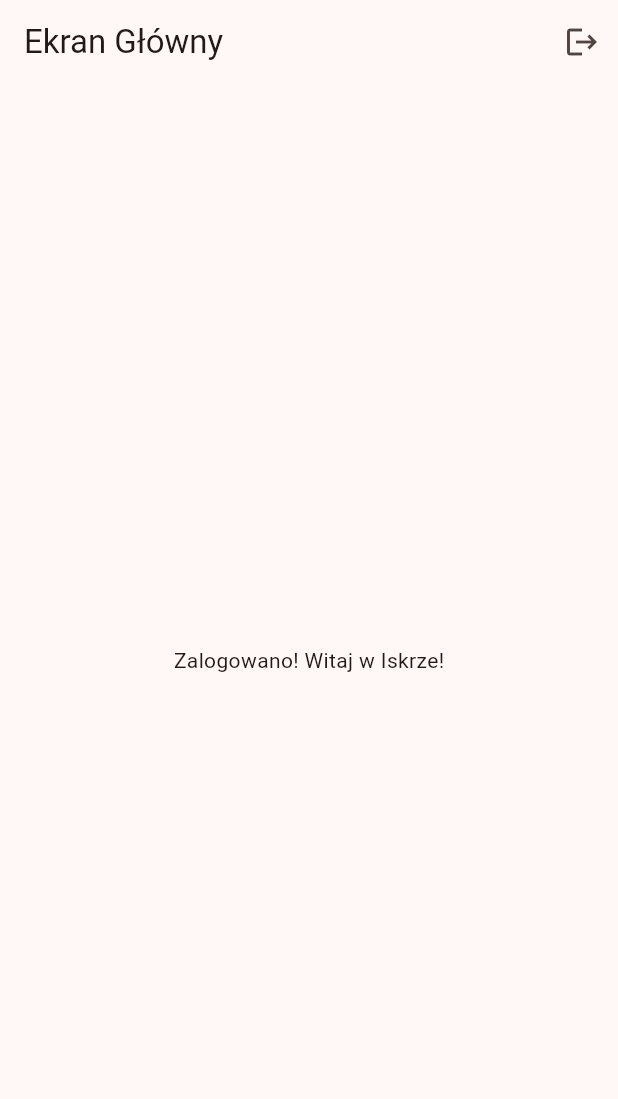
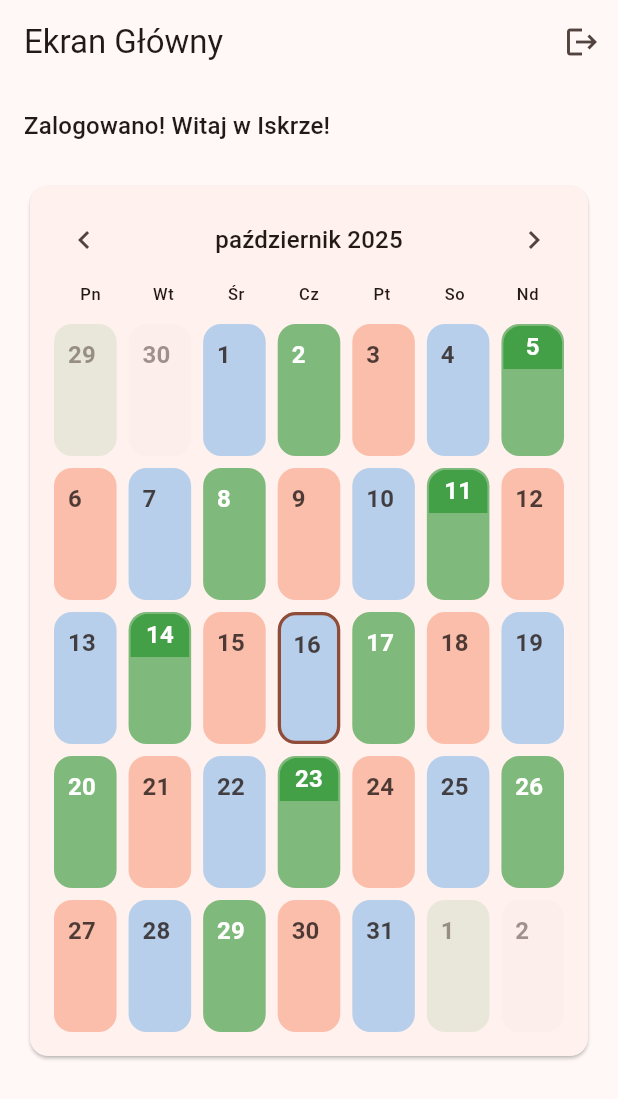
Before and after one commit to kroxon/Spark, a Flutter app: the screen it shows once a user with an empty profile is signed in, on a phone screen of 412 x 824 dp. Shown: the top 1099 px of the screen. Run offline on Flutter 3.47's test engine with Material 3 defaults, Android fonts, the light colour scheme and no system bars; our stand-ins replace firebase_auth, firebase_core, flutter_riverpod, flutter_signin_button, google_sign_in; accounts and stored records are empty; generated files the repository leaves out were written again.

Commit message:
feat(calendar): Scaffold calendar component

```diff
--- /dev/null
+++ b/lib/features/auth/models/user_profile.dart
@@ -0,0 +1,31 @@
+import 'package:iskra/features/calendar/models/shift_color_palette.dart';
+
+class UserProfile {
+  final String uid;
+  final String email;
+  final String subscriptionPlan;
+  final List<ShiftAssignment> shiftHistory;
+  final double standardVacationHours; // Urlop wypoczynkowy (etatowy)
+  final double additionalVacationHours; // Urlop dodatkowy
+  final ShiftColorPalette shiftColorPalette;
+
+  UserProfile({
+    required this.uid,
+    required this.email,
+    required this.subscriptionPlan,
+    required this.shiftHistory,
+    required this.standardVacationHours,
+    required this.additionalVacationHours,
+    ShiftColorPalette? shiftColorPalette,
+  }) : shiftColorPalette = shiftColorPalette ?? ShiftColorPalette.defaults;
+}
+
+class ShiftAssignment {
+  final int shiftId; // Numer zmiany (1, 2, lub 3)
+  final DateTime startDate; // Data, od której ten przydział obowiązuje
+
+  ShiftAssignment({
+    required this.shiftId,
+    required this.startDate,
+  });
+}
--- /dev/null
+++ b/lib/features/calendar/models/calendar_entry.dart
@@ -0,0 +1,41 @@
+enum EntryType {
+  dayOff,
+  overtime,
+  sickLeave80,
+  sickLeave100,
+  delegation,
+  bloodDonation,
+  vacationStandard,
+  vacationAdditional,
+  custom,
+}
+
+//This class will hold copied data from the custom type.
+// Even if the user changes the definition of "Paternity Leave"
+// in the future, historical entries will remain unchanged.
+class CustomAbsenceDetails {
+  final String name;
+  final int payoutPercentage;
+
+  CustomAbsenceDetails({required this.name, required this.payoutPercentage});
+}
+
+class CalendarEntry {
+  final String id;
+  final DateTime date;
+  final EntryType entryType;
+  final bool isScheduledDay;
+  final double? hours;
+  final String? notes;
+  final CustomAbsenceDetails? customDetails;
+
+  CalendarEntry({
+    required this.id,
+    required this.date,
+    required this.entryType,
+    required this.isScheduledDay,
+    this.hours,
+    this.notes,
+    this.customDetails,
+  });
+}
--- /dev/null
+++ b/lib/features/calendar/models/custom_absence_type.dart
@@ -0,0 +1,11 @@
+class CustomAbsenceType {
+  final String id;
+  final String name;
+  final int payoutPercentage;
+
+  CustomAbsenceType({
+    required this.id,
+    required this.name,
+    required this.payoutPercentage,
+  });
+}
--- /dev/null
+++ b/lib/features/calendar/models/shift_color_palette.dart
@@ -0,0 +1,44 @@
+import 'package:flutter/material.dart';
+
+class ShiftColorPalette {
+  const ShiftColorPalette({
+    required this.shift1,
+    required this.shift2,
+    required this.shift3,
+  });
+
+  final Color shift1;
+  final Color shift2;
+  final Color shift3;
+
+  static const ShiftColorPalette defaults = ShiftColorPalette(
+    shift1: Color(0xFF1E88E5),
+    shift2: Color(0xFF43A047),
+    shift3: Color(0xFFF4511E),
+  );
+
+  Color colorForShift(int shiftId) {
+    switch (shiftId) {
+      case 1:
+        return shift1;
+      case 2:
+        return shift2;
+      case 3:
+        return shift3;
+      default:
+        return shift1;
+    }
+  }
+
+  ShiftColorPalette copyWith({
+    Color? shift1,
+    Color? shift2,
+    Color? shift3,
+  }) {
+    return ShiftColorPalette(
+      shift1: shift1 ?? this.shift1,
+      shift2: shift2 ?? this.shift2,
+      shift3: shift3 ?? this.shift3,
+    );
+  }
+}
--- /dev/null
+++ b/lib/features/calendar/utils/shift_cycle_calculator.dart
@@ -0,0 +1,51 @@
+import 'package:iskra/features/auth/models/user_profile.dart';
+
+DateTime _dateOnly(DateTime value) => DateTime(value.year, value.month, value.day);
+
+class ShiftCycleCalculator {
+  ShiftCycleCalculator({
+    DateTime? anchorDate,
+    this.anchorShiftId = 2,
+  }) : anchorDate = anchorDate ?? defaultAnchorDate;
+
+  final DateTime anchorDate;
+  final int anchorShiftId;
+
+  static final DateTime defaultAnchorDate = DateTime(2025, 11, 1);
+
+  int shiftOn(DateTime date) {
+    final target = _dateOnly(date);
+    final anchor = _dateOnly(anchorDate);
+    final difference = target.difference(anchor).inDays;
+    final rotation = ((difference % 3) + 3) % 3;
+    final shiftIndex = (anchorShiftId - 1 + rotation) % 3;
+    return shiftIndex + 1;
+  }
+
+  ShiftAssignment? assignmentForDate(
+    DateTime date,
+    List<ShiftAssignment> sortedHistory,
+  ) {
+    final target = _dateOnly(date);
+    ShiftAssignment? active;
+    for (final assignment in sortedHistory) {
+      final start = _dateOnly(assignment.startDate);
+      if (start.isAfter(target)) {
+        break;
+      }
+      active = assignment;
+    }
+    return active;
+  }
+
+  bool isScheduledDayForUser(
+    DateTime date,
+    List<ShiftAssignment> sortedHistory,
+  ) {
+    final assignment = assignmentForDate(date, sortedHistory);
+    if (assignment == null) {
+      return false;
+    }
+    return shiftOn(date) == assignment.shiftId;
+  }
+}
--- /dev/null
+++ b/lib/features/calendar/widgets/shift_month_calendar.dart
@@ -0,0 +1,362 @@
+import 'package:flutter/foundation.dart';
+import 'package:flutter/material.dart';
+import 'package:iskra/features/auth/models/user_profile.dart';
+import 'package:iskra/features/calendar/models/calendar_entry.dart';
+import 'package:iskra/features/calendar/utils/shift_cycle_calculator.dart';
+
+class ShiftMonthCalendar extends StatefulWidget {
+  const ShiftMonthCalendar({
+    super.key,
+    required this.initialMonth,
+    required this.userProfile,
+    required this.entries,
+    required this.shiftCycleCalculator,
+    this.onDaySelected,
+    this.onMonthChanged,
+    this.showMonthNavigation = true,
+  });
+
+  final DateTime initialMonth;
+  final UserProfile userProfile;
+  final List<CalendarEntry> entries;
+  final ShiftCycleCalculator shiftCycleCalculator;
+  final ValueChanged<DateTime>? onDaySelected;
+  final ValueChanged<DateTime>? onMonthChanged;
+  final bool showMonthNavigation;
+
+  @override
+  State<ShiftMonthCalendar> createState() => _ShiftMonthCalendarState();
+}
+
+class _ShiftMonthCalendarState extends State<ShiftMonthCalendar> {
+  static const double _tileHeight = 96;
+  late DateTime _visibleMonth;
+  late List<ShiftAssignment> _sortedShiftHistory;
+  late Map<DateTime, List<CalendarEntry>> _entriesByDate;
+  DateTime? _selectedDay;
+
+  @override
+  void initState() {
+    super.initState();
+    _visibleMonth = DateTime(widget.initialMonth.year, widget.initialMonth.month);
+    _buildShiftHistory();
+    _buildEntries();
+  }
+
+  @override
+  void didUpdateWidget(covariant ShiftMonthCalendar oldWidget) {
+    super.didUpdateWidget(oldWidget);
+    if (widget.initialMonth.year != oldWidget.initialMonth.year ||
+        widget.initialMonth.month != oldWidget.initialMonth.month) {
+      _visibleMonth = DateTime(widget.initialMonth.year, widget.initialMonth.month);
+    }
+
+    if (!identical(widget.userProfile, oldWidget.userProfile) ||
+        widget.userProfile.shiftHistory.length != oldWidget.userProfile.shiftHistory.length) {
+      _buildShiftHistory();
+    }
+
+    if (!identical(widget.entries, oldWidget.entries) ||
+        !listEquals(widget.entries, oldWidget.entries)) {
+      _buildEntries();
+    }
+  }
+
+  void _buildShiftHistory() {
+    _sortedShiftHistory = List<ShiftAssignment>.from(widget.userProfile.shiftHistory)
+      ..sort((a, b) => a.startDate.compareTo(b.startDate));
+  }
+
+  void _buildEntries() {
+    _entriesByDate = <DateTime, List<CalendarEntry>>{};
+    for (final entry in widget.entries) {
+      final day = DateUtils.dateOnly(entry.date);
+      final list = _entriesByDate.putIfAbsent(day, () => <CalendarEntry>[]);
+      list.add(entry);
+    }
+  }
+
+  @override
+  Widget build(BuildContext context) {
+  final theme = Theme.of(context);
+  final headerLabel = _polishMonthLabel(_visibleMonth);
+  final weekdayLabels = _polishWeekdayLabels();
+    final days = _daysInVisibleMonth();
+
+    return Column(
+      crossAxisAlignment: CrossAxisAlignment.start,
+      children: [
+        if (widget.showMonthNavigation)
+          Row(
+            children: [
+              IconButton(
+                icon: const Icon(Icons.chevron_left),
+                onPressed: _goToPreviousMonth,
+              ),
+              Expanded(
+                child: Text(
+                  headerLabel,
+                  style: theme.textTheme.titleMedium,
+                  textAlign: TextAlign.center,
+                ),
+              ),
+              IconButton(
+                icon: const Icon(Icons.chevron_right),
+                onPressed: _goToNextMonth,
+              ),
+            ],
+          )
+        else
+          Padding(
+            padding: const EdgeInsets.only(bottom: 12),
+            child: Text(
+              headerLabel,
+              style: theme.textTheme.titleMedium,
+            ),
+          ),
+        Padding(
+          padding: const EdgeInsets.symmetric(horizontal: 4, vertical: 4),
+          child: Row(
+            mainAxisAlignment: MainAxisAlignment.spaceBetween,
+            children: weekdayLabels
+                .map(
+                  (day) => Expanded(
+                    child: Center(
+                      child: Text(
+                        day,
+                        style: theme.textTheme.labelSmall,
+                      ),
+                    ),
+                  ),
+                )
+                .toList(),
+          ),
+        ),
+        const SizedBox(height: 4),
+        LayoutBuilder(
+          builder: (context, constraints) {
+            final cellWidth = constraints.maxWidth / 7;
+            final columnWidths = <int, TableColumnWidth>{
+              for (var i = 0; i < 7; i++) i: FixedColumnWidth(cellWidth),
+            };
+            return Table(
+              columnWidths: columnWidths,
+              defaultVerticalAlignment: TableCellVerticalAlignment.middle,
+              children: _buildRows(days, theme, cellWidth),
+            );
+          },
+        ),
+      ],
+    );
+  }
+
+  List<DateTime> _daysInVisibleMonth() {
+    final first = DateTime(_visibleMonth.year, _visibleMonth.month, 1);
+    final last = DateTime(_visibleMonth.year, _visibleMonth.month + 1, 0);
+    final leading = (first.weekday + 6) % 7;
+    final trailing = 6 - ((last.weekday + 6) % 7);
+    final start = first.subtract(Duration(days: leading));
+    final end = last.add(Duration(days: trailing));
+
+    final days = <DateTime>[];
+    for (DateTime day = start; !day.isAfter(end); day = day.add(const Duration(days: 1))) {
+      days.add(day);
+    }
+    return days;
+  }
+
+  List<String> _polishWeekdayLabels() {
+    return const <String>['Pn', 'Wt', 'Śr', 'Cz', 'Pt', 'So', 'Nd'];
+  }
+
+  String _polishMonthLabel(DateTime month) {
+    const months = <String>[
+      'styczeń',
+      'luty',
+      'marzec',
+      'kwiecień',
+      'maj',
+      'czerwiec',
+      'lipiec',
+      'sierpień',
+      'wrzesień',
+      'październik',
+      'listopad',
+      'grudzień',
+    ];
+    final index = month.month - 1;
+    final monthName = (index >= 0 && index < months.length) ? months[index] : '';
+    return '$monthName ${month.year}';
+  }
+
+  List<TableRow> _buildRows(List<DateTime> days, ThemeData theme, double cellWidth) {
+    final rows = <TableRow>[];
+    for (var i = 0; i < days.length; i += 7) {
+      final week = days.sublist(i, i + 7);
+      rows.add(
+        TableRow(
+          children: week.map((day) => _buildCell(day, theme, cellWidth)).toList(),
+        ),
+      );
+    }
+    return rows;
+  }
+
+  Widget _buildCell(DateTime day, ThemeData theme, double cellWidth) {
+    final colors = theme.colorScheme;
+    final dateOnly = DateUtils.dateOnly(day);
+    final isCurrentMonth = dateOnly.year == _visibleMonth.year && dateOnly.month == _visibleMonth.month;
+    final isSelected = _selectedDay != null && DateUtils.isSameDay(_selectedDay, dateOnly);
+    final isToday = DateUtils.isSameDay(DateTime.now(), dateOnly);
+    final onDuty = widget.shiftCycleCalculator.isScheduledDayForUser(dateOnly, _sortedShiftHistory);
+    final shiftOnDuty = widget.shiftCycleCalculator.shiftOn(dateOnly);
+    final entries = _entriesByDate[dateOnly] ?? const <CalendarEntry>[];
+    final hasEntry = entries.isNotEmpty;
+    final plannedOff = onDuty && entries.any(
+      (entry) => entry.entryType == EntryType.dayOff ||
+          entry.entryType == EntryType.vacationStandard ||
+          entry.entryType == EntryType.vacationAdditional,
+    );
+    final dutyColor = widget.userProfile.shiftColorPalette.colorForShift(shiftOnDuty);
+
+    Color backgroundColor;
+    if (isCurrentMonth) {
+      if (onDuty) {
+        backgroundColor = dutyColor.withValues(alpha: 0.68);
+      } else {
+        backgroundColor = dutyColor.withValues(alpha: 0.32);
+      }
+    } else {
+      if (onDuty) {
+        backgroundColor = dutyColor.withValues(alpha: 0.12);
+      } else if (hasEntry) {
+        backgroundColor = colors.secondaryContainer.withValues(alpha: 0.18);
+      } else {
+        backgroundColor = colors.surfaceContainerHighest.withValues(alpha: 0.18);
+      }
+    }
+
+    final borderColor = isToday ? colors.primary : Colors.transparent;
+    final borderWidth = isToday ? 2.2 : 1.2;
+    Color textColor;
+    if (isCurrentMonth && onDuty) {
+      textColor = _contrastingTextColor(backgroundColor, colors);
+    } else if (isCurrentMonth) {
+      textColor = colors.onSurface.withValues(alpha: 0.8);
+    } else {
+      textColor = colors.onSurfaceVariant.withValues(alpha: 0.55);
+    }
+    final shadowColor = isSelected ? colors.primary.withValues(alpha: 0.2) : Colors.transparent;
+    final overlayTextColor = _contrastingTextColor(dutyColor, colors);
+    final overlayHeight = _tileHeight * 0.3;
+
+    return SizedBox(
+      width: cellWidth,
+      height: _tileHeight,
+      child: Padding(
+        padding: const EdgeInsets.all(4),
+        child: InkWell(
+          borderRadius: BorderRadius.circular(12),
+          onTap: () => _handleDayTap(dateOnly),
+          child: Ink(
+            decoration: BoxDecoration(
+              color: backgroundColor,
+              borderRadius: BorderRadius.circular(12),
+              border: Border.all(color: borderColor, width: borderWidth),
+              boxShadow: shadowColor == Colors.transparent
+                  ? null
+                  : [
+                      BoxShadow(
+                        color: shadowColor,
+                        blurRadius: 8,
+                        spreadRadius: 1,
+                      ),
+                    ],
+            ),
+            padding: EdgeInsets.zero,
+            child: ClipRRect(
+              borderRadius: BorderRadius.circular(12),
+              child: Stack(
+                fit: StackFit.expand,
+                children: [
+                  if (plannedOff)
+                    Positioned(
+                      top: 0,
+                      left: 0,
+                      right: 0,
+                      height: overlayHeight,
+                      child: Container(
+                        color: dutyColor,
+                        alignment: Alignment.center,
+                        child: Text(
+                          '${dateOnly.day}',
+                          style: theme.textTheme.titleMedium?.copyWith(
+                            color: overlayTextColor,
+                            fontWeight: FontWeight.w700,
+                          ),
+                        ),
+                      ),
+                    ),
+                  Padding(
+                    padding: const EdgeInsets.all(8),
+                    child: Column(
+                      crossAxisAlignment: CrossAxisAlignment.stretch,
+                      mainAxisAlignment: MainAxisAlignment.start,
+                      children: [
+                        if (!plannedOff)
+                          Align(
+                            alignment: Alignment.topLeft,
+                            child: Text(
+                              '${dateOnly.day}',
+                              style: theme.textTheme.titleMedium?.copyWith(
+                                color: textColor,
+                                fontWeight: FontWeight.w600,
+                              ),
+                            ),
+                          ),
+                        const Spacer(),
+                      ],
+                    ),
+                  ),
+                ],
+              ),
+            ),
+          ),
+        ),
+      ),
+    );
+  }
+
+  Color _contrastingTextColor(Color background, ColorScheme scheme) {
+    final luminance = background.computeLuminance();
+    if (luminance < 0.35) {
+      return Colors.white;
+    }
+    if (luminance < 0.65) {
+      return scheme.onPrimaryContainer;
+    }
+    return scheme.onSurface;
+  }
+
+  void _handleDayTap(DateTime day) {
+    setState(() {
+      _selectedDay = day;
+    });
+    widget.onDaySelected?.call(day);
+  }
+
+  void _goToPreviousMonth() {
+    setState(() {
+      _visibleMonth = DateTime(_visibleMonth.year, _visibleMonth.month - 1);
+      widget.onMonthChanged?.call(_visibleMonth);
+    });
+  }
+
+  void _goToNextMonth() {
+    setState(() {
+      _visibleMonth = DateTime(_visibleMonth.year, _visibleMonth.month + 1);
+      widget.onMonthChanged?.call(_visibleMonth);
+    });
+  }
+
+}
--- a/lib/features/home/home_page.dart
+++ b/lib/features/home/home_page.dart
@@ -1,11 +1,20 @@
 import 'package:firebase_auth/firebase_auth.dart';
 import 'package:flutter/material.dart';
+import 'package:iskra/features/auth/models/user_profile.dart';
+import 'package:iskra/features/calendar/models/calendar_entry.dart';
+import 'package:iskra/features/calendar/utils/shift_cycle_calculator.dart';
+import 'package:iskra/features/calendar/widgets/shift_month_calendar.dart';
 
 class HomePage extends StatelessWidget {
   const HomePage({super.key});
 
   @override
   Widget build(BuildContext context) {
+    final cycle = ShiftCycleCalculator();
+    final profile = _sampleProfile();
+    final entries = _sampleEntries(cycle, profile);
+    final now = DateTime.now();
+
     return Scaffold(
       appBar: AppBar(
         title: const Text('Ekran Główny'),
@@ -18,9 +27,123 @@ class HomePage extends StatelessWidget {
           ),
         ],
       ),
-      body: Center(
-        child: Text('Zalogowano! Witaj w Iskrze!'),
+      body: SingleChildScrollView(
+        padding: const EdgeInsets.all(16),
+        child: Column(
+          crossAxisAlignment: CrossAxisAlignment.stretch,
+          children: [
+            Text(
+              'Zalogowano! Witaj w Iskrze!',
+              style: Theme.of(context).textTheme.titleMedium,
+            ),
+            const SizedBox(height: 24),
+            Card(
+              elevation: 1,
+              child: Padding(
+                padding: const EdgeInsets.all(12),
+                child: ShiftMonthCalendar(
+                  initialMonth: DateTime(now.year, now.month),
+                  userProfile: profile,
+                  entries: entries,
+                  shiftCycleCalculator: cycle,
+                  onDaySelected: (selectedDay) {
+                    // TODO(pk): Hook up to detail view once implemented.
+                  },
+                ),
+              ),
+            ),
+          ],
+        ),
       ),
     );
   }
 }
+
+UserProfile _sampleProfile() {
+  return UserProfile(
+    uid: 'demo-user',
+    email: 'demo@iskra.app',
+    subscriptionPlan: 'free',
+    shiftHistory: [
+      ShiftAssignment(
+        shiftId: 2,
+        startDate: DateTime(2024, 1, 1),
+      ),
+    ],
+    standardVacationHours: 208,
+    additionalVacationHours: 104,
+  );
+}
+
+List<CalendarEntry> _sampleEntries(ShiftCycleCalculator cycle, UserProfile profile) {
+  final sortedHistory = List<ShiftAssignment>.from(profile.shiftHistory)
+    ..sort((a, b) => a.startDate.compareTo(b.startDate));
+  final today = DateUtils.dateOnly(DateTime.now());
+  final currentMonth = DateTime(today.year, today.month, 1);
+  final monthEnd = DateTime(currentMonth.year, currentMonth.month + 1, 0);
+
+  final dutyDays = <DateTime>[];
+  for (DateTime day = currentMonth;
+      !day.isAfter(monthEnd);
+      day = day.add(const Duration(days: 1))) {
+    if (cycle.isScheduledDayForUser(day, sortedHistory)) {
+      dutyDays.add(day);
+    }
+  }
+
+  if (dutyDays.isEmpty) {
+    return const <CalendarEntry>[];
+  }
+
+  final sampleEntries = <CalendarEntry>[];
+  final skipIndices = <int>{1, 4, 7};
+
+  for (var i = 0; i < dutyDays.length; i++) {
+    final day = dutyDays[i];
+    if (skipIndices.contains(i)) {
+      sampleEntries.add(
+        CalendarEntry(
+          id: _entryId(day),
+          date: day,
+          entryType: EntryType.dayOff,
+          isScheduledDay: true,
+          notes: 'Zmiana odpuszczona wg grafiku',
+        ),
+      );
+    }
+  }
+
+  final vacationDay = dutyDays.elementAt(dutyDays.length > 3 ? 3 : 0);
+  sampleEntries.add(
+    CalendarEntry(
+      id: _entryId(vacationDay),
+      date: vacationDay,
+      entryType: EntryType.vacationStandard,
+      isScheduledDay: true,
+      notes: 'Urlop etatowy',
+    ),
+  );
+
+  final customDay = currentMonth.add(const Duration(days: 5));
+  sampleEntries.add(
+    CalendarEntry(
+      id: _entryId(customDay),
+      date: customDay,
+      entryType: EntryType.custom,
+      isScheduledDay: false,
+      customDetails: CustomAbsenceDetails(
+        name: 'Szkolenie',
+        payoutPercentage: 100,
+      ),
+    ),
+  );
+
+  return sampleEntries;
+}
+
+String _entryId(DateTime date) {
+  final normalized = DateUtils.dateOnly(date);
+  final month = normalized.month.toString().padLeft(2, '0');
+  final day = normalized.day.toString().padLeft(2, '0');
+  return '${normalized.year}-$month-$day';
+}
--- a/lib/main.dart
+++ b/lib/main.dart
@@ -1,14 +1,17 @@
+import 'package:firebase_core/firebase_core.dart';
 import 'package:flutter/material.dart';
-import 'package:firebase_core/firebase_core.dart';
+import 'package:flutter_localizations/flutter_localizations.dart';
 import 'package:flutter_riverpod/flutter_riverpod.dart';
 import 'package:iskra/features/auth/widgets/auth_gate.dart';
 import 'firebase_options.dart';
+import 'package:intl/intl.dart';
 
 void main() async {
   WidgetsFlutterBinding.ensureInitialized();
   await Firebase.initializeApp(
     options: DefaultFirebaseOptions.currentPlatform,
   );
+  Intl.defaultLocale = 'pl_PL';
 
   runApp(const ProviderScope(
     child: MyApp(),
@@ -26,6 +29,15 @@ class MyApp extends StatelessWidget {
         colorScheme: ColorScheme.fromSeed(seedColor: Colors.deepOrange),
         useMaterial3: true,
       ),
+      locale: const Locale('pl', 'PL'),
+      supportedLocales: const [
+        Locale('pl', 'PL'),
+      ],
+      localizationsDelegates: const [
+        GlobalMaterialLocalizations.delegate,
+        GlobalWidgetsLocalizations.delegate,
+        GlobalCupertinoLocalizations.delegate,
+      ],
       home: const AuthGate(),
     );
   }
--- a/pubspec.yaml
+++ b/pubspec.yaml
@@ -30,6 +30,8 @@ environment:
 dependencies:
   flutter:
     sdk: flutter
+  flutter_localizations:
+    sdk: flutter
 
   # The following adds the Cupertino Icons font to your application.
   # Use with the CupertinoIcons class for iOS style icons.
@@ -40,6 +42,7 @@ dependencies:
   flutter_riverpod: ^3.0.3
   google_sign_in: ^6.2.1
   flutter_signin_button: ^2.0.0
+  intl: ^0.20.2
 
 dev_dependencies:
   flutter_test:
```
Also changed, not shown: pubspec.lock, 1 other file.
